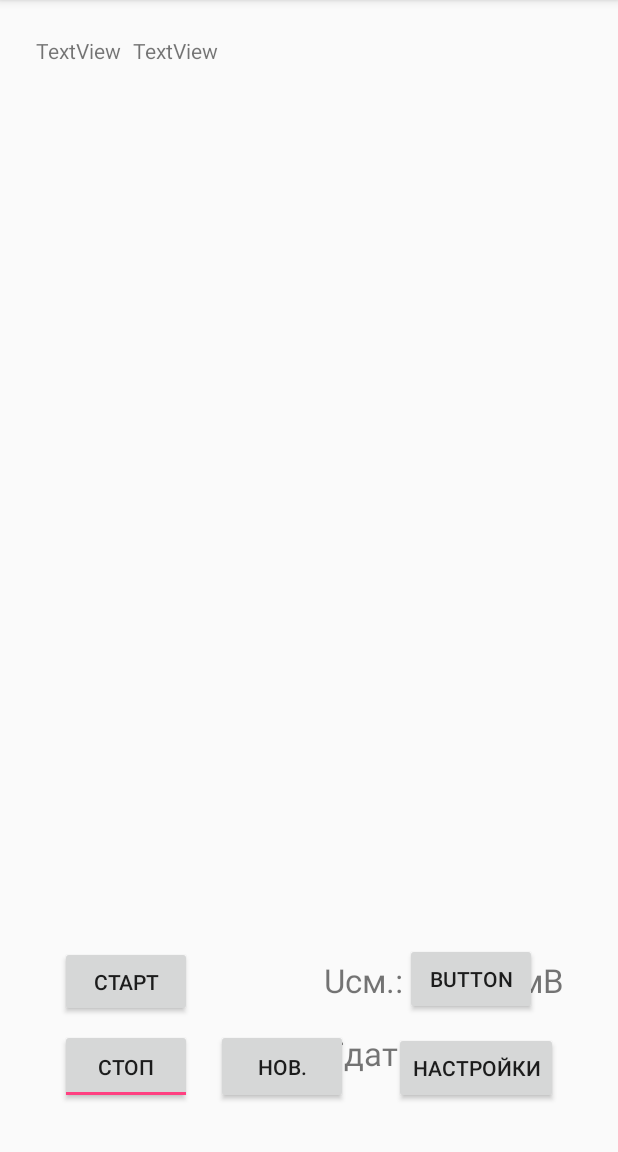
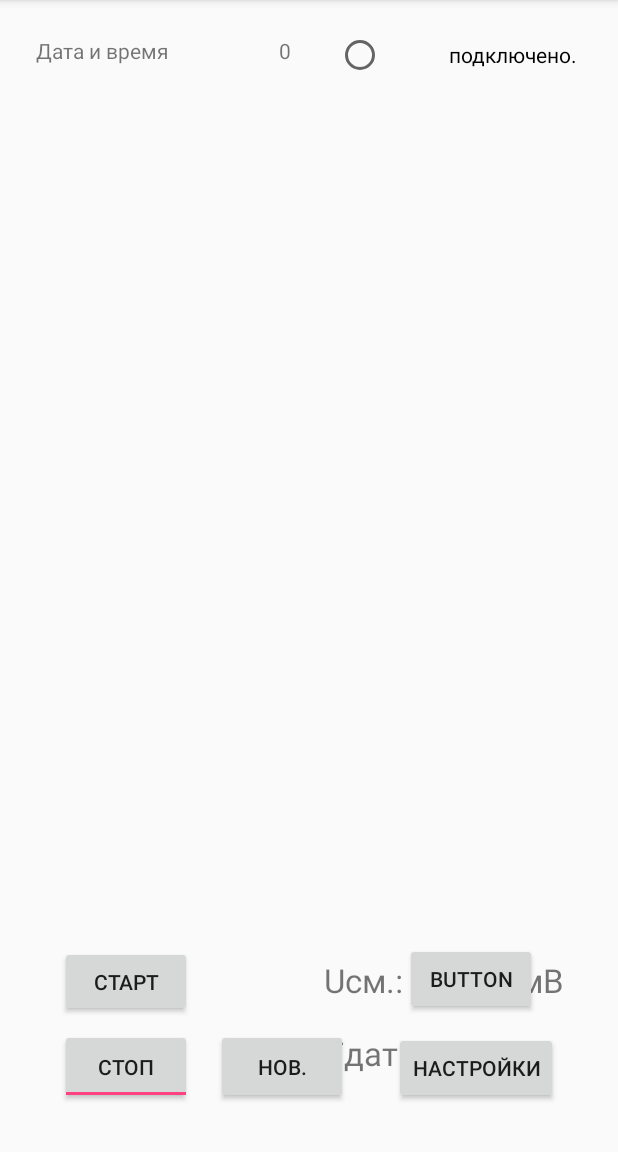
Before and after one commit to neooffline/Detector, an Android app: the screen it shows after launch (MainActivity), on a phone screen of 412 x 824 dp, the part 84-1236 px from its top. Run offline under Robolectric (Android 15) with nearby library versions, the phone set to English and light mode, and no system bars.

Commit message:
data works

```diff
--- a/app/src/main/java/ru/neooffline/mephi/detector/MainActivity.java
+++ b/app/src/main/java/ru/neooffline/mephi/detector/MainActivity.java
@@ -29,27 +29,6 @@ public class MainActivity extends AppCompatActivity {
         Intent toAbout = new Intent(this, AboutActivity.class);
         startActivity(toAbout);
     }
-    /*UsbManager usbManager = (UsbManager) getSystemService(Context.USB_SERVICE);
-    List<UsbSerialDriver> availableDrivers = UsbSerialProber.getDefaultProber().findAllDrivers(usbManager);
-    if (this.availableDrivers){
-/* return;
-    }
-    UsbSerialDriver usbSerialDriver = availableDrivers.get(0);
-    UsbDeviceConnection connection = usbManager.openDevice(usbSerialDriver.getDevice());
-    if (connection == null){
-        return;
-    }
-    UsbSerialPort usbSerialPort = usbSerialDriver.getPorts().get(0);
-    try {
-        usbSerialPort.open(connection);
-        usbSerialPort.setParameters(34800,8,2,UsbSerialPort.PARITY_NONE);
-        byte buffer[] = new byte[16];
-        int numBytesRead = usbSerialPort.read(buffer,1000);
-        Log.d(TAG, "Read " + numBytesRead + "bytes.");
-        } catch (IOException e) {
-        } finally {
-        usbSerialPort.close();
-    }*/
 
     public boolean clack (View view) throws IOException {
 
@@ -62,17 +41,19 @@ public class MainActivity extends AppCompatActivity {
     }
 
     public void calc (View view) throws IOException {
-//        ModBusUSB modBusUSB2 = new ModBusUSB(this);
-//        modBusUSB2.SetSerialParams(34800,8,2,UsbSerialPort.PARITY_NONE);
-//        modBusUSB2.Connect();
-//        modBusUSB2.ReadHoldingRegisters(1,1,1);
-//        boolean connect = !modBusUSB2.Connected();
-        boolean connect = true;
+        ModBusUSB modBusUSB2 = new ModBusUSB(this);
+        modBusUSB2.SetSerialParams(34800,8,2,UsbSerialPort.PARITY_NONE);
+        modBusUSB2.ReadHoldingRegisters(1,1,1);
+        byte[] ss = modBusUSB2.ActiveUSBConnection().getSerial().getBytes();
+        boolean connect = modBusUSB2.Connected();
+//        boolean connect = true;
+        //int sd = modBusUSB2.ActivePort().getSerial().getBytes().length;
+        int sd = 124;
         Detector detector = new Detector();
         detector.setDetCapacity((float) 12.00);
         detector.setDetTemperature((float) 122);
         detector.setDetVoltage((float) 24);
-        detector.setDetNumber(12);
+        detector.setDetNumber(ss[5]);
         detector.setDetDate(2018,3,15,15,15);
 
 //        String sensorTemperature = "lala";
@@ -89,7 +70,7 @@ public class MainActivity extends AppCompatActivity {
         TextView textFill_dateDat = findViewById(R.id.dateDat_var);
         RadioButton textFill_Connected = findViewById(R.id.radio1);
         textFil_numDat.setText(String.valueOf(detector.getDetNumber()));
-        textFill_dateDat.setText((CharSequence) detector.getDetDate());
+        textFill_dateDat.setText(detector.getDetDate());
         textFill_cDat.setText(String.valueOf(detector.getDetCapacity()));
         textFill_tDat.setText(String.valueOf(detector.getDetTemperature()));
         textFill_uDat.setText(String.valueOf(detector.getDetVoltage()));
--- a/app/src/main/java/ru/neooffline/mephi/detector/ModBusUSB.java
+++ b/app/src/main/java/ru/neooffline/mephi/detector/ModBusUSB.java
@@ -14,6 +14,7 @@ import java.util.List;
 
 public class ModBusUSB {
 
+    private final Context context;
     private byte[] readBuffer = new byte[255];
     private UsbSerialPort mActivePort;
     private UsbDeviceConnection mActiveConnection;
@@ -70,12 +71,14 @@ public class ModBusUSB {
 
     public ModBusUSB(Context context) {
         // get USBManager object
-
+        this.context = context;
         mUsbManager = (UsbManager) context.getSystemService(Context.USB_SERVICE);
 
         // enumerate USB Devices
         mUSBSerialPorts = new ArrayList<UsbSerialPort>();
         // if no connection has been set, selects 1st available USBSerialPort
+
+//        mActivePort = port;
         isConnected = false;
     }
 
--- a/app/src/main/res/layout/activity_main.xml
+++ b/app/src/main/res/layout/activity_main.xml
@@ -127,11 +127,6 @@
                 android:text="@string/tempDime"
                 android:textSize="22sp" />
 
-            <RadioButton
-                android:id="@+id/radio1"
-                android:layout_width="wrap_content"
-                android:layout_height="wrap_content"
-                android:text="RadioButton" />
         </TableRow>
 
     </TableLayout>
@@ -170,23 +165,35 @@
         app:layout_constraintEnd_toEndOf="parent" />
 
     <TextView
+        android:id="@+id/numDat_var"
+        android:layout_width="30dp"
+        android:layout_height="25dp"
+        android:layout_marginStart="22dp"
+        android:layout_marginTop="8dp"
+        android:text="0"
+        app:layout_constraintStart_toEndOf="@+id/dateDat_var"
+        app:layout_constraintTop_toTopOf="parent" />
+
+    <TextView
         android:id="@+id/dateDat_var"
-        android:layout_width="wrap_content"
-        android:layout_height="18dp"
+        android:layout_width="140dp"
+        android:layout_height="25dp"
         android:layout_marginStart="8dp"
         android:layout_marginTop="8dp"
-        android:text="TextView"
+        android:text="Дата и время"
         app:layout_constraintStart_toStartOf="parent"
         app:layout_constraintTop_toTopOf="parent" />
 
-    <TextView
-        android:id="@+id/numDat_var"
-        android:layout_width="wrap_content"
-        android:layout_height="wrap_content"
+    <RadioButton
+        android:id="@+id/radio1"
+        android:layout_width="204dp"
+        android:layout_height="25dp"
         android:layout_marginStart="8dp"
         android:layout_marginTop="8dp"
-        android:text="TextView"
-        app:layout_constraintStart_toEndOf="@+id/dateDat_var"
+        android:text="@string/isConnected"
+        android:textAlignment="center"
+        android:textColorLink="@android:color/holo_red_dark"
+        app:layout_constraintStart_toEndOf="@+id/numDat_var"
         app:layout_constraintTop_toTopOf="parent" />
 
 </android.support.constraint.ConstraintLayout>
--- a/app/src/main/res/values/strings.xml
+++ b/app/src/main/res/values/strings.xml
@@ -14,4 +14,5 @@
     <string name="settings_Detc_Options">Параметры датчика:</string>
     <string name="settings_Detc_name">Название:</string>
     <string name="settings_Save_button">СОХРАНИТЬ</string>
+    <string name="isConnected">подключено.</string>
 </resources>
```
Also changed, not shown: app/src/main/java/ru/neooffline/mephi/detector/Detector.java (+11 -43 lines), 2 other files.
